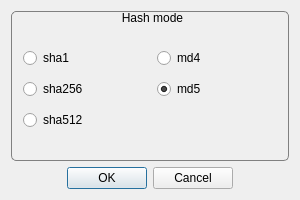
The window that qhash/options.ui (coolshou/DesktopEntry-actions) describes before a commit, drawn with Qt 5.
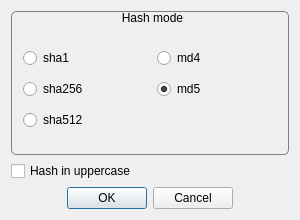
The same window after the commit.

Commit message: add option of hash result in uppercase or lowercase

The edit to the form file:
```diff
--- a/qhash/options.ui
+++ b/qhash/options.ui
@@ -10,7 +10,7 @@
     <x>0</x>
     <y>0</y>
     <width>300</width>
-    <height>200</height>
+    <height>220</height>
    </rect>
   </property>
   <property name="minimumSize">
@@ -22,7 +22,7 @@
   <property name="maximumSize">
    <size>
     <width>300</width>
-    <height>200</height>
+    <height>220</height>
    </size>
   </property>
   <property name="windowTitle">
@@ -164,6 +164,13 @@
        </widget>
       </widget>
      </item>
+     <item>
+      <widget class="QCheckBox" name="checkBox_hashUppercase">
+       <property name="text">
+        <string>Hash in uppercase</string>
+       </property>
+      </widget>
+     </item>
      <item>
       <widget class="QDialogButtonBox" name="buttonBox">
        <property name="orientation">
```
Left out of the diff: 2 changed lines with no effect on the pictures. The commit also changes 5 other files.
